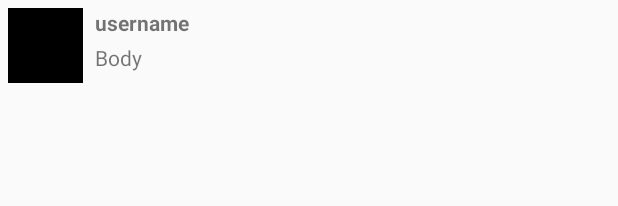
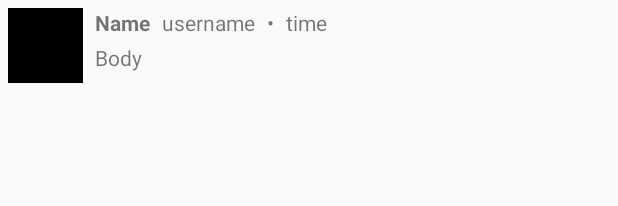
Before and after one commit to bmberger/MySimpleTweets, an Android app: the layout item_tweet.xml on its own in the app's theme, with its tools: preview values and no code run, on a phone screen of 412 x 824 dp. Shown: the top 206 px of the screen. Run offline under Robolectric (Android 15) with nearby library versions, the phone set to English and light mode, and no system bars.

Commit message:
Added timestamp to each tweet with extra shortenings

```diff
--- a/app/src/main/java/com/codepath/apps/restclienttemplate/models/Tweet.java
+++ b/app/src/main/java/com/codepath/apps/restclienttemplate/models/Tweet.java
@@ -18,7 +18,6 @@ public class Tweet {
     public static final Parcelable.Creator<Tweet> CREATOR = new Parcelable.Creator<Tweet>() {
         @Override
         public Tweet createFromParcel(Parcel in) {
-            //return new Tweet(in);
             return new Tweet();
         }
 
@@ -40,4 +39,8 @@ public class Tweet {
 
         return tweet;
     }
+
+    public String getCreatedAt() {
+        return createdAt;
+    }
 }
--- a/app/src/main/res/layout/item_tweet.xml
+++ b/app/src/main/res/layout/item_tweet.xml
@@ -16,11 +16,11 @@
         app:srcCompat="@android:color/black" />
 
     <TextView
-        android:id="@+id/tvUserName"
+        android:id="@+id/tvName"
         android:layout_width="wrap_content"
         android:layout_height="wrap_content"
         android:layout_marginStart="8dp"
-        android:text="username"
+        android:text="Name"
         android:textStyle="bold"
         app:layout_constraintStart_toEndOf="@+id/ivProfileImageCompose"
         app:layout_constraintTop_toTopOf="parent" />
@@ -33,6 +33,33 @@
         android:layout_marginTop="4dp"
         android:text="Body"
         app:layout_constraintStart_toEndOf="@+id/ivProfileImageCompose"
-        app:layout_constraintTop_toBottomOf="@+id/tvUserName" />
+        app:layout_constraintTop_toBottomOf="@+id/tvName" />
+
+    <TextView
+        android:id="@+id/tvUsername"
+        android:layout_width="wrap_content"
+        android:layout_height="wrap_content"
+        android:layout_marginStart="8dp"
+        android:text="username"
+        app:layout_constraintStart_toEndOf="@+id/tvName"
+        tools:layout_editor_absoluteY="0dp" />
+
+    <TextView
+        android:id="@+id/bullet"
+        android:layout_width="wrap_content"
+        android:layout_height="wrap_content"
+        android:layout_marginStart="8dp"
+        android:text="•"
+        app:layout_constraintStart_toEndOf="@+id/tvUsername"
+        tools:layout_editor_absoluteY="0dp" />
+
+    <TextView
+        android:id="@+id/tvTimestamp"
+        android:layout_width="wrap_content"
+        android:layout_height="wrap_content"
+        android:layout_marginStart="8dp"
+        android:text="time"
+        app:layout_constraintStart_toEndOf="@+id/bullet"
+        tools:layout_editor_absoluteY="0dp" />
 
 </android.support.constraint.ConstraintLayout>
```
Also changed, not shown: app/src/main/java/com/codepath/apps/restclienttemplate/TimelineActivity.java (+0 -18 lines), app/src/main/java/com/codepath/apps/restclienttemplate/TweetAdapter.java (+38 -2 lines).
